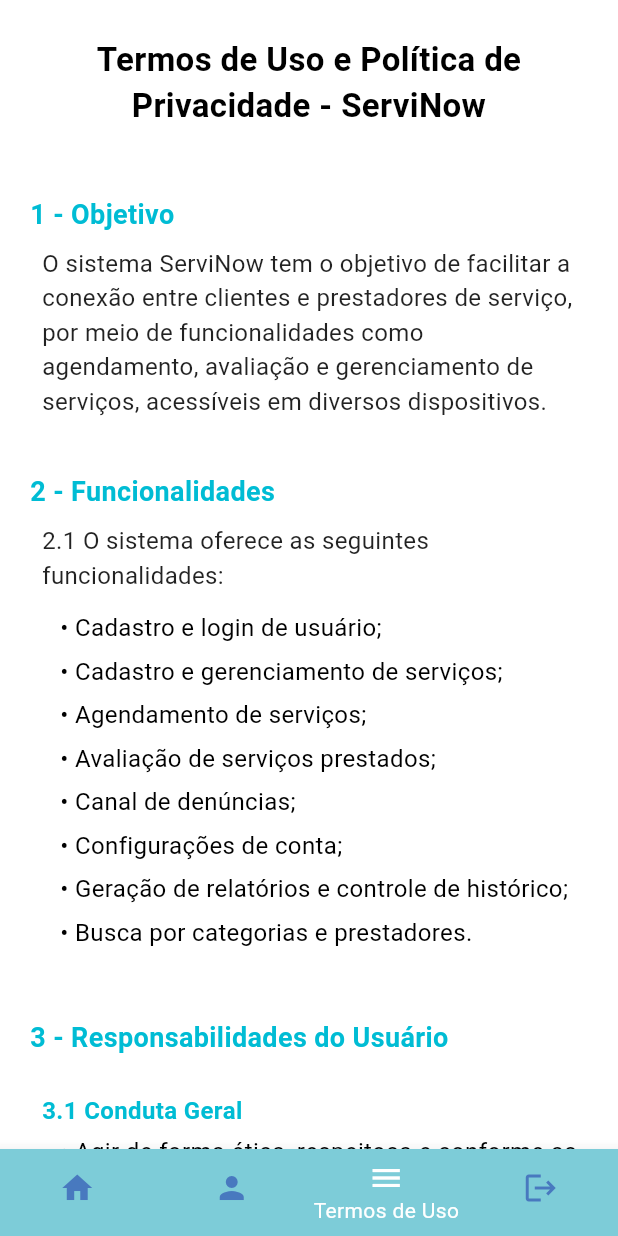
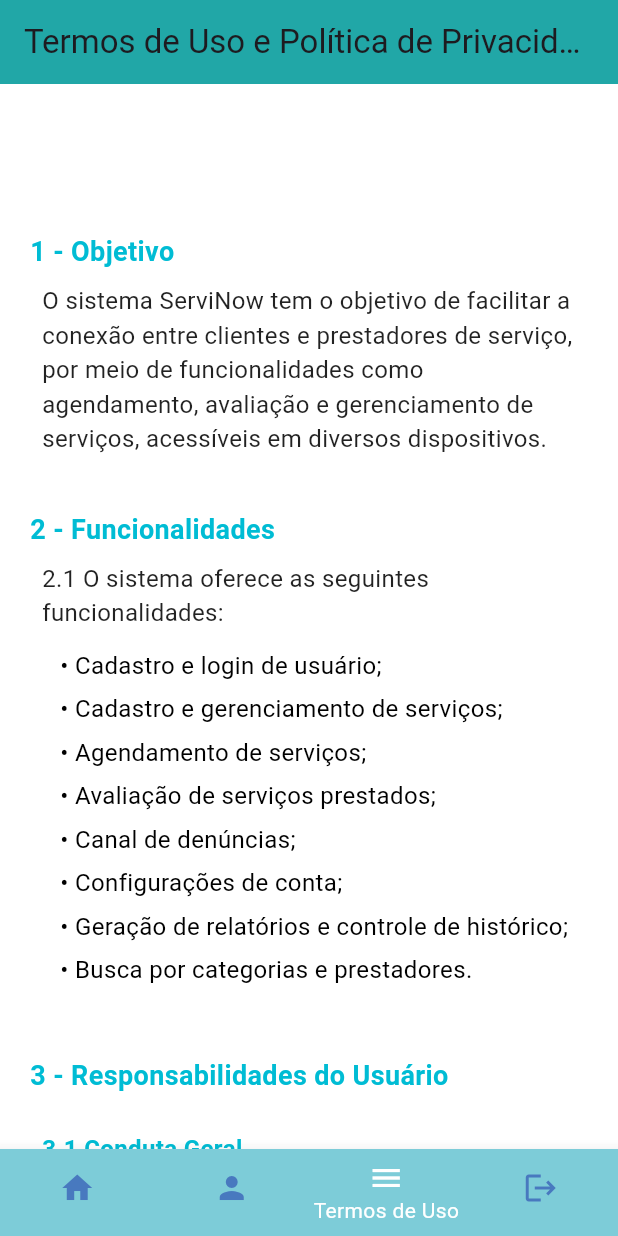
Before and after one commit to JVBC743/servinow-mobile, a Flutter app: the screen it shows after launch, item 3 of the bottom bar chosen, on a phone screen of 412 x 824 dp. Run offline on Flutter 3.47's test engine with Material 3 defaults, Android fonts, the phone set to English and light mode, and no system bars; our stand-ins replace connectivity_plus, mask_text_input_formatter, shared_preferences; network calls fail.

Commit message:
troca de children com text por appbar

```diff
--- a/lib/screens/menu/termos_de_uso.dart
+++ b/lib/screens/menu/termos_de_uso.dart
@@ -8,6 +8,11 @@
   Widget build(BuildContext context) {
     return Scaffold(
       backgroundColor: Colors.white,
+       appBar: AppBar(
+        backgroundColor:  const Color(0xFF21a7a7),
+        title: const Text('Termos de Uso e Política de Privacidade'),
+        centerTitle: true,
+      ),
       bottomNavigationBar: const DownBar(currentIndex: 2),
       body: SafeArea(
         child: SingleChildScrollView(
@@ -17,7 +22,7 @@
             children: [
               const Center(
                 child: Text(
-                  'Termos de Uso e Política de Privacidade - ServiNow',
+                  '',
                   textAlign: TextAlign.center,
                   style: TextStyle(
                     fontSize: 22,
```
